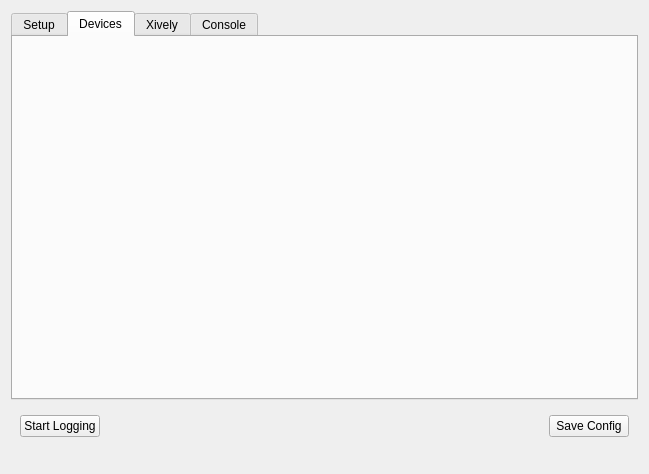
Qt form src/brickv/ui/logger_setup.ui (D4wN/brickv) before a commit.
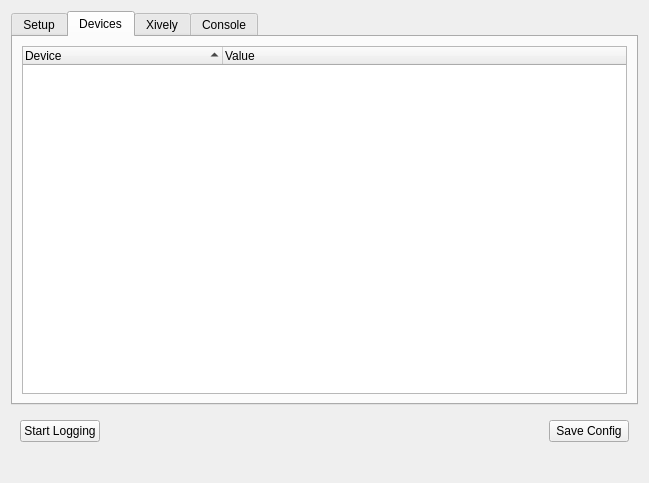
The same form after that commit. The open tabs and pages were chosen to show the change.

Commit message: name changes integrated

Diff of the .ui file:
```diff
--- a/src/brickv/ui/logger_setup.ui
+++ b/src/brickv/ui/logger_setup.ui
@@ -7,7 +7,7 @@
     <x>0</x>
     <y>0</y>
     <width>649</width>
-    <height>474</height>
+    <height>483</height>
    </rect>
   </property>
   <property name="windowTitle">
@@ -282,6 +282,34 @@
         <attribute name="title">
          <string>Devices</string>
         </attribute>
+        <layout class="QVBoxLayout" name="verticalLayout_2">
+         <item>
+          <widget class="QTreeWidget" name="tree_devices">
+           <property name="uniformRowHeights">
+            <bool>true</bool>
+           </property>
+           <property name="sortingEnabled">
+            <bool>true</bool>
+           </property>
+           <attribute name="headerDefaultSectionSize">
+            <number>200</number>
+           </attribute>
+           <attribute name="headerMinimumSectionSize">
+            <number>100</number>
+           </attribute>
+           <column>
+            <property name="text">
+             <string>Device</string>
+            </property>
+           </column>
+           <column>
+            <property name="text">
+             <string>Value</string>
+            </property>
+           </column>
+          </widget>
+         </item>
+        </layout>
        </widget>
        <widget class="QWidget" name="tab_xively">
         <attribute name="title">
```
Left out of the diff: 4 changed lines with no effect on the pictures. The commit also changes 1 other file.
